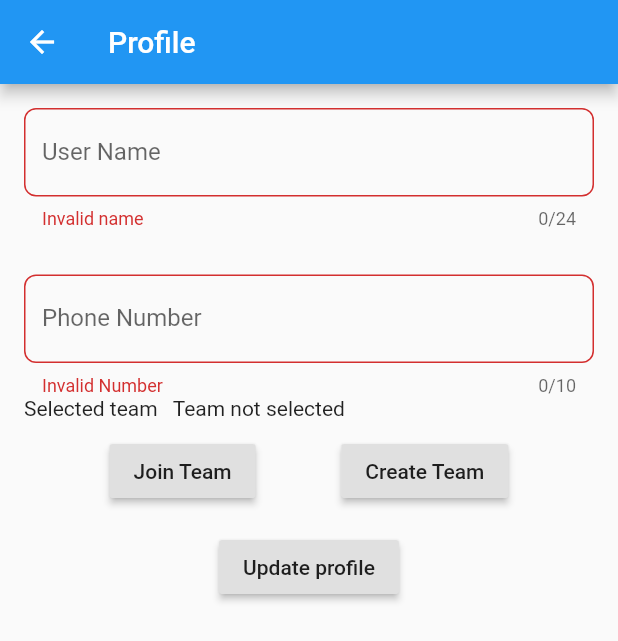
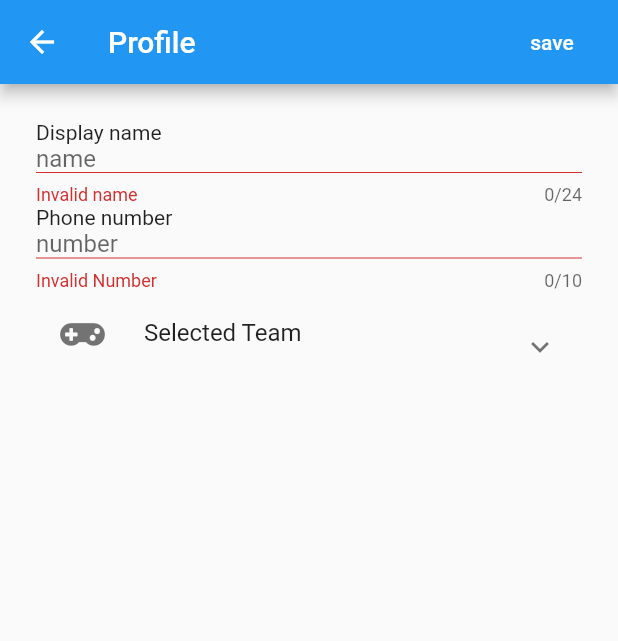
Before and after one commit to udhay24/cosmo, a Flutter app: the UserProfileScreen screen opened by its route, on a phone screen of 412 x 824 dp. Shown: the top 641 px of the screen. Run offline on Flutter 3.47's test engine with Material 2 defaults, Android fonts, the phone set to English and light mode, and no system bars; our stand-ins replace bloc, cloud_firestore, equatable, firebase_auth, flutter_bloc, flutter_icons and 4 more; accounts and stored records are empty; network calls fail.

Commit message:
update the profile screen

```diff
--- a/lib/user_detail/bloc/user_profile_bloc.dart
+++ b/lib/user_detail/bloc/user_profile_bloc.dart
@@ -28,6 +28,8 @@ class UserProfileBloc extends Bloc<UserProfileEvent, UserProfileState> {
       yield* _mapTeamCreatedEvent(event);
     } else if (event is JoinTeamPressed) {
       yield* _mapJoinTeamEvent(event);
+    } else if (event is UpdateProfile) {
+      yield* _mapUpdateProfileEvent(event);
     } else if (event is SaveProfilePressed) {
       yield* _mapSaveProfileEvent(event);
     }
@@ -81,8 +83,8 @@ class UserProfileBloc extends Bloc<UserProfileEvent, UserProfileState> {
     }
   }
 
-  Stream<UserProfileState> _mapSaveProfileEvent(
-      SaveProfilePressed event) async* {
+  Stream<UserProfileState> _mapUpdateProfileEvent(
+      UpdateProfile event) async* {
     yield UserProfileUpdating();
     try {
       await _userRepository.removeUserFromTeam();
@@ -94,4 +96,8 @@ class UserProfileBloc extends Bloc<UserProfileEvent, UserProfileState> {
       yield UserProfileUpdateFailure();
     }
   }
+
+  Stream<UserProfileState> _mapSaveProfileEvent(SaveProfilePressed event) async* {
+    yield UserProfileStartUpdate();
+  }
 }
--- a/lib/user_detail/bloc/user_profile_event.dart
+++ b/lib/user_detail/bloc/user_profile_event.dart
@@ -33,11 +33,16 @@ class JoinTeamPressed extends UserProfileEvent {
   List<Object> get props => [teamCode, teamID];
 }
 
-class SaveProfilePressed extends UserProfileEvent {
+class UpdateProfile extends UserProfileEvent {
   final UserDetail userDetail;
 
-  SaveProfilePressed({@required this.userDetail});
+  UpdateProfile({@required this.userDetail});
 
   @override
   List<Object> get props => [];
 }
+
+class SaveProfilePressed extends UserProfileEvent {
+  @override
+  List<Object> get props => [];
+}
--- a/lib/user_detail/bloc/user_profile_state.dart
+++ b/lib/user_detail/bloc/user_profile_state.dart
@@ -26,6 +26,10 @@ class UserProfileFailed extends UserProfileState {
   List<Object> get props => [];
 }
 
+class UserProfileStartUpdate extends UserProfileState {
+  @override
+  List<Object> get props => [];
+}
 
 class UserProfileLoading extends UserProfileState {
   @override
--- a/lib/user_detail/ui/profile_screen_form.dart
+++ b/lib/user_detail/ui/profile_screen_form.dart
@@ -1,12 +1,14 @@
 import 'package:cloud_firestore/cloud_firestore.dart';
 import 'package:flutter/material.dart';
 import 'package:flutter_bloc/flutter_bloc.dart';
+import 'package:font_awesome_flutter/font_awesome_flutter.dart';
 import 'package:pubg/data_source/model/user_detail.dart';
 import 'package:pubg/data_source/user_repository.dart';
 import 'package:pubg/user_detail/bloc/bloc.dart';
 import 'package:pubg/user_detail/ui/create_team_form.dart';
-import 'package:pubg/user_detail/ui/join_team_form.dart';
 import 'package:pubg/util/validators.dart';
+
+import 'join_team_form.dart';
 
 class UserProfileForm extends StatefulWidget {
   @override
@@ -54,6 +56,10 @@ class _UserProfileFormState extends State<UserProfileForm> {
         }
       } else if (state is CreateTeamSuccess) {
         _teamReference.value = state.teamReference;
+        if (_formKey.currentState.validate() &&
+            _selectedTeamName.value.isNotEmpty) {
+          _updateProfile();
+        }
       } else if (state is UserProfileUpdateSuccess) {
         Scaffold.of(context).showSnackBar(SnackBar(
             content: Text("Profile Updated"),
@@ -79,6 +85,8 @@ class _UserProfileFormState extends State<UserProfileForm> {
             ),
             behavior: SnackBarBehavior.floating,
             elevation: 10));
+      } else if (state is UserProfileStartUpdate) {
+        _updateProfile();
       }
     }, builder: (context, state) {
       if (state is UserProfileLoading) {
@@ -88,16 +96,19 @@ class _UserProfileFormState extends State<UserProfileForm> {
           Form(
             key: _formKey,
             child: Padding(
-              padding: const EdgeInsets.all(16.0),
+              padding: const EdgeInsets.all(24.0),
               child: Column(
+                mainAxisAlignment: MainAxisAlignment.start,
+                crossAxisAlignment: CrossAxisAlignment.start,
                 children: [
+                  Text("Display name"),
                   TextFormField(
                     controller: _userNameController,
-                    decoration: InputDecoration(
-                      border: OutlineInputBorder(
-                          borderRadius: BorderRadius.circular(8),
-                          borderSide: BorderSide()),
-                      labelText: 'User Name',
+                    decoration: InputDecoration.collapsed(
+                      hintText: "name",
+                      fillColor: Colors.blue,
+                      focusColor: Colors.blue,
+                      border: UnderlineInputBorder(),
                     ),
                     maxLength: 24,
                     autocorrect: false,
@@ -109,16 +120,15 @@ class _UserProfileFormState extends State<UserProfileForm> {
                       return null;
                     },
                   ),
-                  SizedBox(
-                    height: 30,
-                  ),
+                  SizedBox(),
+                  Text("Phone number"),
                   TextFormField(
                     controller: _phoneNumberController,
-                    decoration: InputDecoration(
-                      border: OutlineInputBorder(
-                          borderRadius: BorderRadius.circular(8),
-                          borderSide: BorderSide()),
-                      labelText: 'Phone Number',
+                    decoration: InputDecoration.collapsed(
+                      hintText: "number",
+                      fillColor: Colors.blue,
+                      focusColor: Colors.blue,
+                      border: UnderlineInputBorder(),
                     ),
                     keyboardType: TextInputType.numberWithOptions(),
                     autocorrect: false,
@@ -134,101 +144,10 @@ class _UserProfileFormState extends State<UserProfileForm> {
                   ValueListenableBuilder(
                       valueListenable: _selectedTeamName,
                       builder: (context, String value, _) {
-                        if (value != null && (value.isNotEmpty)) {
-                          return Column(
-                            children: <Widget>[
-                              Row(
-                                mainAxisAlignment: MainAxisAlignment.start,
-                                children: <Widget>[
-                                  Text("Selected team"),
-                                  SizedBox(
-                                    width: 10,
-                                  ),
-                                  Text("$value")
-                                ],
-                              ),
-                              SizedBox(
-                                height: 10,
-                              ),
-                              Row(
-                                children: [
-                                  RaisedButton(
-                                    child: Text("Change Team"),
-                                    onPressed: () {
-                                      Scaffold.of(context).showBottomSheet(
-                                          (context) => JoinTeamForm(),
-                                          backgroundColor: Colors.white,
-                                          elevation: 4);
-                                    },
-                                  ),
-                                  RaisedButton(
-                                      child: Text("Create Team"),
-                                      onPressed: () {
-                                        Scaffold.of(context).showBottomSheet(
-                                            (context) => CreateTeamForm(),
-                                            backgroundColor: Colors.white,
-                                            elevation: 4);
-                                      })
-                                ],
-                                mainAxisAlignment:
-                                    MainAxisAlignment.spaceEvenly,
-                              ),
-                            ],
-                          );
-                        } else {
-                          return Column(
-                            children: <Widget>[
-                              Row(
-                                children: <Widget>[
-                                  Text("Selected team"),
-                                  SizedBox(
-                                    width: 10,
-                                  ),
-                                  Text("Team not selected")
-                                ],
-                              ),
-                              SizedBox(
-                                height: 10,
-                              ),
-                              Row(
-                                mainAxisAlignment:
-                                    MainAxisAlignment.spaceEvenly,
-                                children: [
-                                  RaisedButton(
-                                      child: Text("Join Team"),
-                                      onPressed: () {
-                                        Scaffold.of(context).showBottomSheet(
-                                            (context) => JoinTeamForm());
-                                      }),
-                                  RaisedButton(
-                                      child: Text("Create Team"),
-                                      onPressed: () {
-                                        Scaffold.of(context).showBottomSheet(
-                                            (context) => CreateTeamForm());
-                                      })
-                                ],
-                              ),
-                            ],
-                          );
-                        }
+                        return _buildSelectedTeam(value);
                       })
                 ],
               ),
-            ),
-          ),
-          Align(
-            alignment: Alignment.bottomCenter,
-            child: RaisedButton(
-              onPressed: () {
-                if (_formKey.currentState.validate() &&
-                    _selectedTeamName.value.isNotEmpty) {
-                  _updateProfile();
-                } else {
-                  Scaffold.of(context)
-                      .showSnackBar(SnackBar(content: Text('Invalid data')));
-                }
-              },
-              child: Text("Update profile"),
             ),
           ),
         ]);
@@ -236,12 +155,65 @@ class _UserProfileFormState extends State<UserProfileForm> {
     });
   }
 
+  Widget _buildSelectedTeam(String value) {
+    return ExpansionTile(
+      title: Text("Selected Team"),
+      subtitle: Text(value),
+      leading: Icon(FontAwesomeIcons.gamepad),
+      children: <Widget>[
+        Row(
+          mainAxisAlignment: MainAxisAlignment.spaceEvenly,
+          children: <Widget>[
+            Builder(builder: (context) {
+              var button;
+              if (value != null && (value.isNotEmpty)) {
+                button = "Change Team";
+              } else {
+                button = "Join Team";
+              }
+              return _buildTeamButton(button, () {
+                Scaffold.of(context).showBottomSheet(
+                    (context) => JoinTeamForm(),
+                    backgroundColor: Colors.white,
+                    elevation: 4);
+              });
+            }),
+            _buildTeamButton("Create Team", () {
+              Scaffold.of(context).showBottomSheet(
+                  (context) => CreateTeamForm(),
+                  backgroundColor: Colors.white,
+                  elevation: 4);
+            }),
+          ],
+        ),
+      ],
+    );
+  }
+
+  Widget _buildTeamButton(String value, VoidCallback onTap) {
+    return FlatButton(
+      child: Text(value),
+      shape: RoundedRectangleBorder(borderRadius: BorderRadius.circular(4)),
+//      borderSide: new BorderSide(color: Colors.blue),
+
+      onPressed: () {
+        onTap();
+      },
+    );
+  }
+
   _updateProfile() {
-    BlocProvider.of<UserProfileBloc>(context).add(SaveProfilePressed(
-        userDetail: UserDetail(
-            userName: _userNameController.value.text,
-            phoneNumber: int.parse(_phoneNumberController.value.text.trim()),
-            userUuid: "",
-            joinedTeam: _teamReference.value)));
+    if (_formKey.currentState.validate() &&
+        _selectedTeamName.value.isNotEmpty) {
+      BlocProvider.of<UserProfileBloc>(context).add(UpdateProfile(
+          userDetail: UserDetail(
+              userName: _userNameController.value.text,
+              phoneNumber: int.parse(_phoneNumberController.value.text.trim()),
+              userUuid: "",
+              joinedTeam: _teamReference.value)));
+    } else {
+      Scaffold.of(context)
+          .showSnackBar(SnackBar(content: Text('Invalid data')));
+    }
   }
 }
--- a/lib/user_detail/ui/profile_update_screen.dart
+++ b/lib/user_detail/ui/profile_update_screen.dart
@@ -1,4 +1,6 @@
 import 'package:flutter/material.dart';
+import 'package:flutter_bloc/flutter_bloc.dart';
+import 'package:pubg/user_detail/bloc/bloc.dart';
 import 'package:pubg/user_detail/ui/profile_screen_form.dart';
 
 class UserProfileScreen extends StatelessWidget {
@@ -7,6 +9,16 @@ class UserProfileScreen extends StatelessWidget {
     return Scaffold(
       appBar: AppBar(
         title: Text("Profile"),
+        actions: <Widget>[
+          FlatButton(
+            child: Text("save"),
+            textColor: Colors.white,
+            onPressed: () {
+              BlocProvider.of<UserProfileBloc>(context)
+                  .add(SaveProfilePressed());
+            },
+          )
+        ],
       ),
       body: Center(
         child: UserProfileForm(),
```
